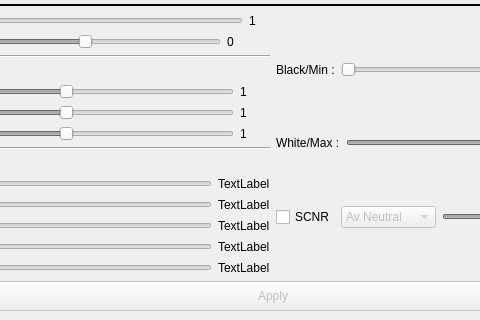
Qt form alsui.ui (gehelem/als) before a commit; both pictures show x 130 to 610 and y 531 to 851 of the 806 by 851 pixel window.
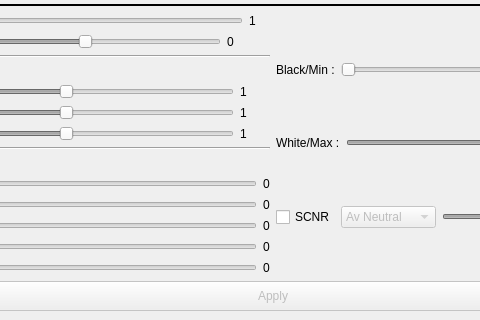
The same form after that commit. Icons and pictures are not drawn.

Commit message: Fixing the wavelet slider in ui and added comment in Config class

Patch:
```diff
--- a/alsui.ui
+++ b/alsui.ui
@@ -832,7 +832,7 @@
           <item>
            <widget class="QLabel" name="label_17">
             <property name="text">
-             <string>TextLabel</string>
+             <string>0</string>
             </property>
            </widget>
           </item>
@@ -860,7 +860,7 @@
           <item>
            <widget class="QLabel" name="label_18">
             <property name="text">
-             <string>TextLabel</string>
+             <string>0</string>
             </property>
            </widget>
           </item>
@@ -888,7 +888,7 @@
           <item>
            <widget class="QLabel" name="label_19">
             <property name="text">
-             <string>TextLabel</string>
+             <string>0</string>
             </property>
            </widget>
           </item>
@@ -916,7 +916,7 @@
           <item>
            <widget class="QLabel" name="label_20">
             <property name="text">
-             <string>TextLabel</string>
+             <string>0</string>
             </property>
            </widget>
           </item>
@@ -944,7 +944,7 @@
           <item>
            <widget class="QLabel" name="label_21">
             <property name="text">
-             <string>TextLabel</string>
+             <string>0</string>
             </property>
            </widget>
           </item>
```
Left out of the diff: 20 changed lines with no effect on the pictures. The commit also changes 3 other files.
